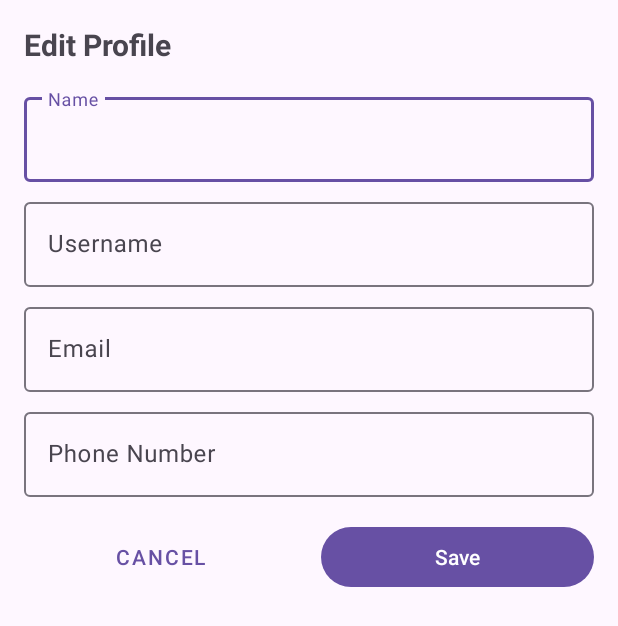
After one commit to Sting421/navigram_MOBILE, an Android app: the layout dialog_edit_profile.xml on its own in the app's theme, with its tools: preview values and no code run, on a phone screen of 412 x 824 dp. The commit adds this screen. Shown: the top 626 px of the screen. Run offline under Robolectric (Android 15) with nearby library versions, the phone set to English and light mode, and no system bars; network calls fail.

Commit message:
edited profile page

```diff
--- a/app/build.gradle.kts
+++ b/app/build.gradle.kts
@@ -2,6 +2,7 @@ plugins {
     alias(libs.plugins.android.application)
     alias(libs.plugins.kotlin.android)
     id("kotlin-kapt")  // Add this for Glide
+    alias(libs.plugins.kotlin.compose)  // Compose Compiler
 }
 
 android {
@@ -103,4 +104,7 @@ dependencies {
     implementation (libs.androidx.lifecycle.runtime.compose)
     implementation (libs.androidx.activity.compose)
 
+    // OpenStreetMap
+    implementation(libs.osmdroid.android)
+    implementation("androidx.preference:preference-ktx:1.2.1")
 }
--- a/app/src/main/AndroidManifest.xml
+++ b/app/src/main/AndroidManifest.xml
@@ -23,6 +23,8 @@
         android:roundIcon="@drawable/navigramlogo"
         android:supportsRtl="true"
         android:theme="@style/Theme.Navigram"
+        android:networkSecurityConfig="@xml/network_security_config"
+        android:usesCleartextTraffic="true"
         tools:targetApi="31">
         <activity
             android:name=".ui.MemoryCreationActivity"
--- /dev/null
+++ b/app/src/main/res/layout/dialog_edit_profile.xml
@@ -0,0 +1,91 @@
+<?xml version="1.0" encoding="utf-8"?>
+<LinearLayout xmlns:android="http://schemas.android.com/apk/res/android"
+    android:layout_width="match_parent"
+    android:layout_height="wrap_content"
+    android:orientation="vertical"
+    android:padding="16dp">
+
+    <TextView
+        android:layout_width="match_parent"
+        android:layout_height="wrap_content"
+        android:text="Edit Profile"
+        android:textSize="20sp"
+        android:textStyle="bold"
+        android:layout_marginBottom="16dp"/>
+
+    <com.google.android.material.textfield.TextInputLayout
+        android:layout_width="match_parent"
+        android:layout_height="wrap_content"
+        android:layout_marginBottom="8dp">
+
+        <com.google.android.material.textfield.TextInputEditText
+            android:id="@+id/edit_name"
+            android:layout_width="match_parent"
+            android:layout_height="wrap_content"
+            android:hint="Name"
+            android:inputType="textPersonName"/>
+    </com.google.android.material.textfield.TextInputLayout>
+
+    <com.google.android.material.textfield.TextInputLayout
+        android:layout_width="match_parent"
+        android:layout_height="wrap_content"
+        android:layout_marginBottom="8dp">
+
+        <com.google.android.material.textfield.TextInputEditText
+            android:id="@+id/edit_username"
+            android:layout_width="match_parent"
+            android:layout_height="wrap_content"
+            android:hint="Username"
+            android:inputType="text"/>
+    </com.google.android.material.textfield.TextInputLayout>
+
+    <com.google.android.material.textfield.TextInputLayout
+        android:layout_width="match_parent"
+        android:layout_height="wrap_content"
+        android:layout_marginBottom="8dp">
+
+        <com.google.android.material.textfield.TextInputEditText
+            android:id="@+id/edit_email"
+            android:layout_width="match_parent"
+            android:layout_height="wrap_content"
+            android:hint="Email"
+            android:inputType="textEmailAddress"/>
+    </com.google.android.material.textfield.TextInputLayout>
+
+    <com.google.android.material.textfield.TextInputLayout
+        android:layout_width="match_parent"
+        android:layout_height="wrap_content"
+        android:layout_marginBottom="16dp">
+
+        <com.google.android.material.textfield.TextInputEditText
+            android:id="@+id/edit_phone"
+            android:layout_width="match_parent"
+            android:layout_height="wrap_content"
+            android:hint="Phone Number"
+            android:inputType="phone"/>
+    </com.google.android.material.textfield.TextInputLayout>
+
+    <LinearLayout
+        android:layout_width="match_parent"
+        android:layout_height="wrap_content"
+        android:orientation="horizontal">
+
+        <Button
+            android:id="@+id/btn_cancel"
+            android:layout_width="0dp"
+            android:layout_height="wrap_content"
+            android:layout_weight="1"
+            android:layout_marginEnd="8dp"
+            android:text="Cancel"
+            style="@style/Widget.MaterialComponents.Button.TextButton"/>
+
+        <Button
+            android:id="@+id/btn_save"
+            android:layout_width="0dp"
+            android:layout_height="wrap_content"
+            android:layout_weight="1"
+            android:layout_marginStart="8dp"
+            android:text="Save"/>
+    </LinearLayout>
+
+</LinearLayout>
--- a/app/src/main/res/values/strings.xml
+++ b/app/src/main/res/values/strings.xml
@@ -22,7 +22,7 @@
     <string name="loadingImage">false</string>>
 
 
-    <string name="BaseURL">http://10.0.0.7:8080</string>
+    <string name="BaseURL">http://192.168.196.8:8080</string>
     <string name="capture">Capture</string>s
     <string name="switch_camera">Front camera</string>
     <!--    User Data-->
```
Also changed, not shown: app/src/main/java/com/example/navigram/data/api/ApiService.kt (added, +49 -0 lines), app/src/main/java/com/example/navigram/ui/MemoryCreation.kt (+62 -25 lines), app/src/main/java/com/example/navigram/ui/Profile/ProfileFragment.kt (+89 -11 lines), app/src/main/java/com/example/navigram/ui/Profile/ProfileViewModel.kt (+141 -16 lines), app/src/main/res/layout/activity_memory_creation.xml (+3 -4 lines), app/src/main/res/xml/network_security_config.xml (added, +9 -0 lines), gradle/libs.versions.toml (+10 -5 lines).
